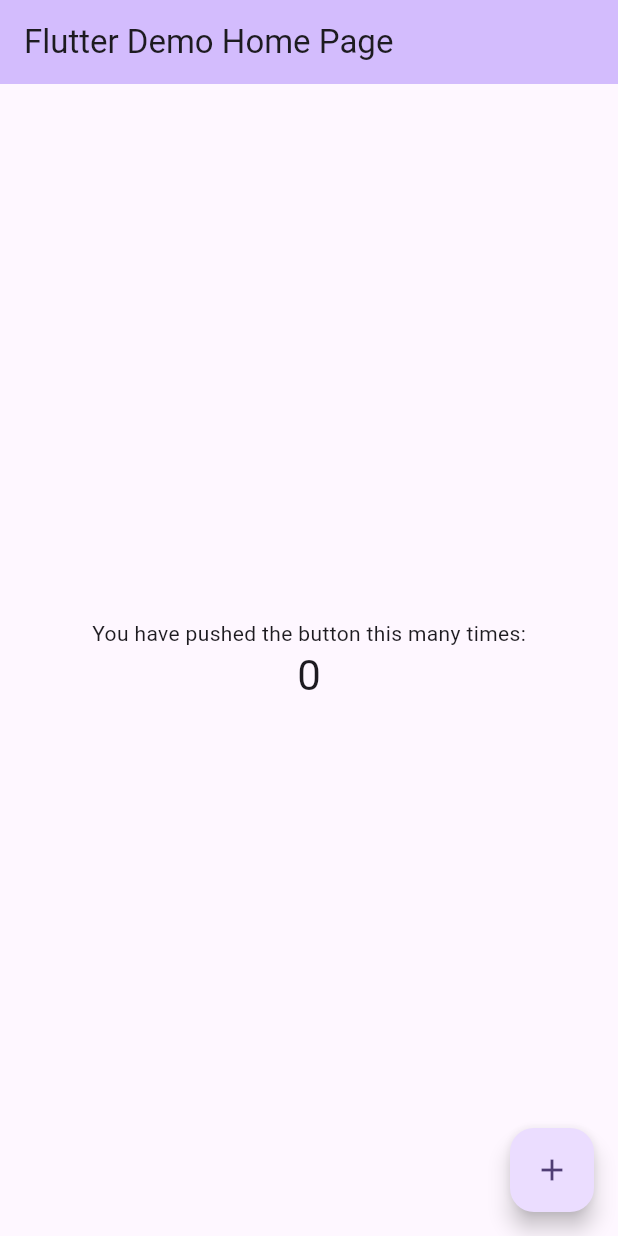
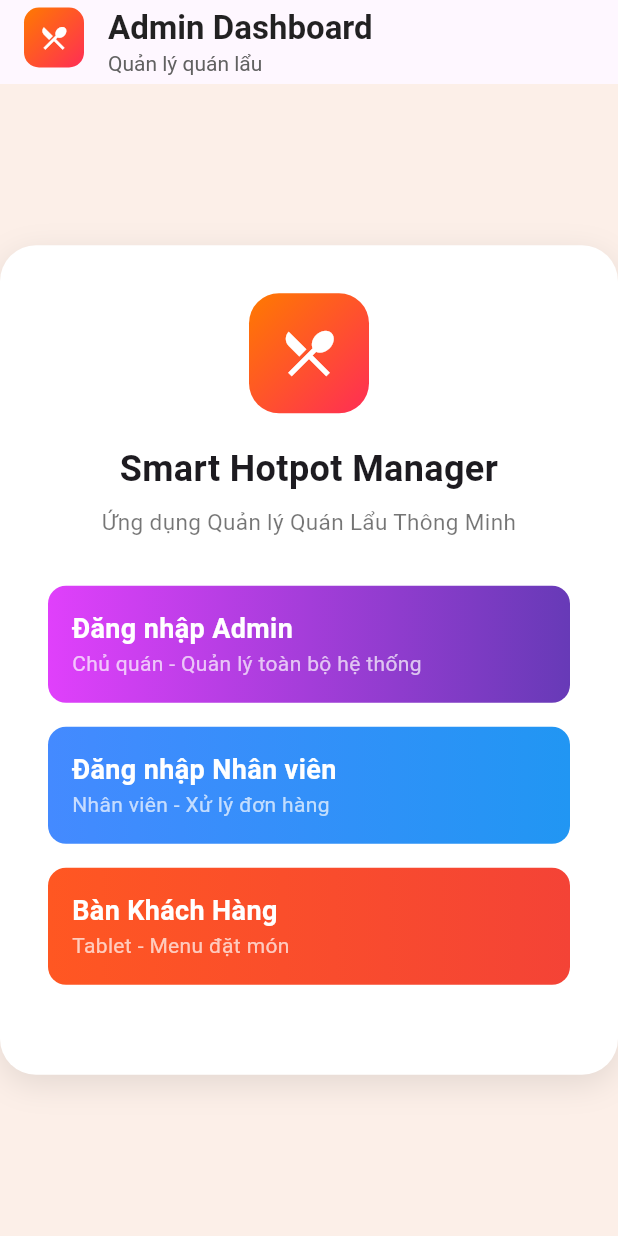
Before and after one commit to Comotcaiten/smart_hotpot_manager, a Flutter app: the screen it shows after launch, on a phone screen of 412 x 824 dp. Run offline on Flutter 3.47's test engine with Material 3 defaults, Android fonts, the phone set to English and light mode, and no system bars; our stand-ins replace firebase_core; accounts and stored records are empty.

Commit message:
Add welcome screen and app icon widget
Introduces a new WelcomeScreen and AppIcon widget for improved UI. Refactors main.dart to use these components and removes the default widget test.

```diff
--- a/lib/main.dart
+++ b/lib/main.dart
@@ -1,122 +1,99 @@
 import 'package:flutter/material.dart';
+import 'package:flutter/services.dart';
+import 'package:smart_hotpot_manager/screens/welcome_screen.dart';
+import 'package:smart_hotpot_manager/widgets/app_icon.dart';
 
-void main() {
-  runApp(const MyApp());
-}
+void main() => runApp(const MyApp());
 
 class MyApp extends StatelessWidget {
   const MyApp({super.key});
 
-  // This widget is the root of your application.
   @override
   Widget build(BuildContext context) {
     return MaterialApp(
-      title: 'Flutter Demo',
+      debugShowCheckedModeBanner: false,
       theme: ThemeData(
-        // This is the theme of your application.
-        //
-        // TRY THIS: Try running your application with "flutter run". You'll see
-        // the application has a purple toolbar. Then, without quitting the app,
-        // try changing the seedColor in the colorScheme below to Colors.green
-        // and then invoke "hot reload" (save your changes or press the "hot
-        // reload" button in a Flutter-supported IDE, or press "r" if you used
-        // the command line to start the app).
-        //
-        // Notice that the counter didn't reset back to zero; the application
-        // state is not lost during the reload. To reset the state, use hot
-        // restart instead.
-        //
-        // This works for code too, not just values: Most code changes can be
-        // tested with just a hot reload.
-        colorScheme: ColorScheme.fromSeed(seedColor: Colors.deepPurple),
+        primarySwatch: Colors.blue
       ),
-      home: const MyHomePage(title: 'Flutter Demo Home Page'),
+      home: MyPage(),
     );
   }
 }
 
-class MyHomePage extends StatefulWidget {
-  const MyHomePage({super.key, required this.title});
-
-  // This widget is the home page of your application. It is stateful, meaning
-  // that it has a State object (defined below) that contains fields that affect
-  // how it looks.
-
-  // This class is the configuration for the state. It holds the values (in this
-  // case the title) provided by the parent (in this case the App widget) and
-  // used by the build method of the State. Fields in a Widget subclass are
-  // always marked "final".
-
-  final String title;
+class MyPage extends StatefulWidget {
+  const MyPage({super.key});
 
   @override
-  State<MyHomePage> createState() => _MyHomePageState();
+  State<StatefulWidget> createState() => _MyPageState();
+
 }
 
-class _MyHomePageState extends State<MyHomePage> {
-  int _counter = 0;
+class _MyPageState extends State<MyPage> {
+  @override
+  Widget build(BuildContext context) {
+    return Scaffold(
+      appBar: AppBar(
+        title: Row(
+          children: <Widget>[
+            SectionHeader(
+            title: "Admin Dashboard",
+            subtitle: "Quản lý quán lẩu",
+            child: AppIcon(size: 40,),
+            )
+          ],
+        ),
+      ),
+      body: WelcomeScreen(),
+    );
+  }
 
-  void _incrementCounter() {
-    setState(() {
-      // This call to setState tells the Flutter framework that something has
-      // changed in this State, which causes it to rerun the build method below
-      // so that the display can reflect the updated values. If we changed
-      // _counter without calling setState(), then the build method would not be
-      // called again, and so nothing would appear to happen.
-      _counter++;
-    });
-  }
+}
+
+class SectionHeader extends StatelessWidget {
+  final String title;
+  final String subtitle;
+  final double iconSize;
+
+  final Widget? child;
+
+  const SectionHeader({
+    super.key,
+    required this.title,
+    required this.subtitle,
+    this.iconSize = 40,
+    this.child,
+  });
 
   @override
   Widget build(BuildContext context) {
-    // This method is rerun every time setState is called, for instance as done
-    // by the _incrementCounter method above.
-    //
-    // The Flutter framework has been optimized to make rerunning build methods
-    // fast, so that you can just rebuild anything that needs updating rather
-    // than having to individually change instances of widgets.
-    return Scaffold(
-      appBar: AppBar(
-        // TRY THIS: Try changing the color here to a specific color (to
-        // Colors.amber, perhaps?) and trigger a hot reload to see the AppBar
-        // change color while the other colors stay the same.
-        backgroundColor: Theme.of(context).colorScheme.inversePrimary,
-        // Here we take the value from the MyHomePage object that was created by
-        // the App.build method, and use it to set our appbar title.
-        title: Text(widget.title),
-      ),
-      body: Center(
-        // Center is a layout widget. It takes a single child and positions it
-        // in the middle of the parent.
-        child: Column(
-          // Column is also a layout widget. It takes a list of children and
-          // arranges them vertically. By default, it sizes itself to fit its
-          // children horizontally, and tries to be as tall as its parent.
-          //
-          // Column has various properties to control how it sizes itself and
-          // how it positions its children. Here we use mainAxisAlignment to
-          // center the children vertically; the main axis here is the vertical
-          // axis because Columns are vertical (the cross axis would be
-          // horizontal).
-          //
-          // TRY THIS: Invoke "debug painting" (choose the "Toggle Debug Paint"
-          // action in the IDE, or press "p" in the console), to see the
-          // wireframe for each widget.
-          mainAxisAlignment: MainAxisAlignment.center,
-          children: <Widget>[
-            const Text('You have pushed the button this many times:'),
+    return Row(
+      crossAxisAlignment: CrossAxisAlignment.start,
+      children: [
+        child ?? const SizedBox(width: 1,),
+
+        const SizedBox(width: 16),
+
+        Column(
+          crossAxisAlignment: CrossAxisAlignment.start,
+          children: [
             Text(
-              '$_counter',
-              style: Theme.of(context).textTheme.headlineMedium,
+              title,
+              style: const TextStyle(
+                fontSize: 22,
+                fontWeight: FontWeight.bold,
+                color: Colors.black87,
+              ),
+            ),
+            Text(
+              subtitle,
+              style: TextStyle(
+                fontSize: 14,
+                color: Colors.grey.shade700,
+              ),
             ),
           ],
         ),
-      ),
-      floatingActionButton: FloatingActionButton(
-        onPressed: _incrementCounter,
-        tooltip: 'Increment',
-        child: const Icon(Icons.add),
-      ), // This trailing comma makes auto-formatting nicer for build methods.
+      ],
     );
   }
 }
--- /dev/null
+++ b/lib/screens/welcome_screen.dart
@@ -0,0 +1,120 @@
+import 'package:flutter/material.dart';
+import 'package:smart_hotpot_manager/widgets/app_icon.dart';
+
+class WelcomeScreen extends StatelessWidget {
+  const WelcomeScreen({super.key});
+
+  @override
+  Widget build(BuildContext context) {
+    return Scaffold(
+      backgroundColor: const Color(0xFFFCEFE8),
+      body: Center(
+        child: Container(
+          width: 500,
+          padding: const EdgeInsets.all(32),
+          decoration: BoxDecoration(
+            color: Colors.white,
+            borderRadius: BorderRadius.circular(24),
+            boxShadow: [
+              BoxShadow(
+                offset: const Offset(0, 6),
+                blurRadius: 18,
+                color: Colors.black.withValues(alpha: 0.1),
+              ),
+            ],
+          ),
+          child: Column(
+            mainAxisSize: MainAxisSize.min,
+            children: [
+              // Icon App
+              AppIcon(),
+
+              const SizedBox(height: 20),
+
+              // App name
+              const Text(
+                "Smart Hotpot Manager",
+                style: TextStyle(fontSize: 24, fontWeight: FontWeight.bold),
+                textAlign: TextAlign.center,
+              ),
+
+              const SizedBox(height: 8),
+              const Text(
+                "Ứng dụng Quản lý Quán Lẩu Thông Minh",
+                style: TextStyle(fontSize: 15, color: Colors.black54),
+                textAlign: TextAlign.center,
+              ),
+
+              const SizedBox(height: 32),
+
+              // Buttons
+              RoleButton(
+                title: "Đăng nhập Admin",
+                subtitle: "Chủ quán - Quản lý toàn bộ hệ thống",
+                colors: [Colors.purpleAccent, Colors.deepPurple],
+              ),
+
+              const SizedBox(height: 16),
+
+              RoleButton(
+                title: "Đăng nhập Nhân viên",
+                subtitle: "Nhân viên - Xử lý đơn hàng",
+                colors: [Colors.blueAccent, Colors.blue],
+              ),
+
+              const SizedBox(height: 16),
+
+              RoleButton(
+                title: "Bàn Khách Hàng",
+                subtitle: "Tablet - Menu đặt món",
+                colors: [Colors.deepOrange, Colors.red],
+              ),
+
+              const SizedBox(height: 28),
+            ],
+          ),
+        ),
+      ),
+    );
+  }
+}
+
+class RoleButton extends StatelessWidget {
+  final String title;
+  final String subtitle;
+  final List<Color> colors;
+  final BoxDecoration? decoration;
+
+  const RoleButton({
+    super.key,
+    required this.title,
+    required this.subtitle,
+    required this.colors,
+    this.decoration,
+  });
+
+  @override
+  Widget build(BuildContext context) {
+    return InkWell(
+      child: Container(
+        padding: const EdgeInsets.all(16),
+        width: double.infinity,
+        decoration: decoration ?? BoxDecoration(
+          gradient: LinearGradient(colors: colors),
+          borderRadius: BorderRadius.circular(12),
+        ),
+        child: Column(
+          crossAxisAlignment: CrossAxisAlignment.start,
+          children: [
+            Text(title,
+                style: const TextStyle(
+                    fontSize: 18,
+                    color: Colors.white,
+                    fontWeight: FontWeight.bold)),
+            Text(subtitle, style: const TextStyle(color: Colors.white70)),
+          ],
+        ),
+      ),
+    );
+  }
+}
--- /dev/null
+++ b/lib/widgets/app_icon.dart
@@ -0,0 +1,34 @@
+import 'package:flutter/material.dart';
+
+class AppIcon extends StatelessWidget {
+  final double size;
+
+  const AppIcon({super.key, this.size = 80});
+
+  @override
+  Widget build(BuildContext context) {
+
+    double radius = size / 4;
+
+    return Container(
+      width: size,
+      height: size,
+      decoration: BoxDecoration(
+        borderRadius: BorderRadius.circular(radius),
+        gradient: const LinearGradient(
+          begin: Alignment.topLeft,
+          end: Alignment.bottomRight,
+          colors: [
+            Color(0xFFFF7A00),
+            Color(0xFFFF2D55),
+          ],
+        ),
+      ),
+      child: Icon(
+        Icons.restaurant_menu,
+        size: size * 0.5,
+        color: Colors.white,
+      ),
+    );
+  }
+}
```
Also changed, not shown: 1 other file.
